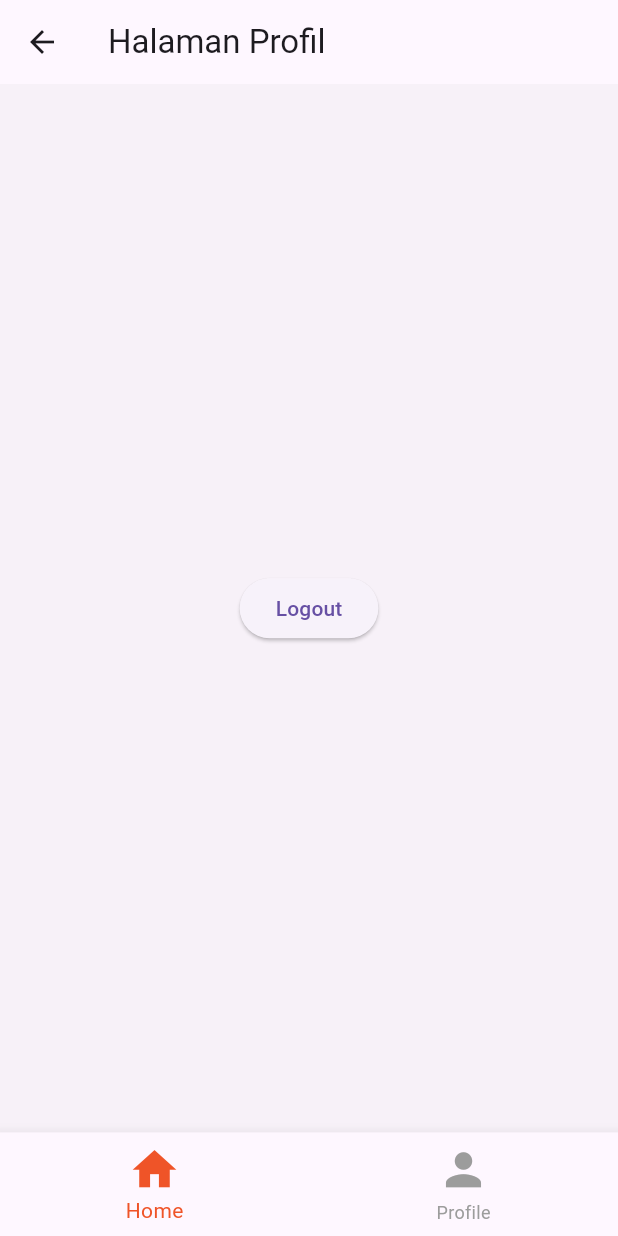
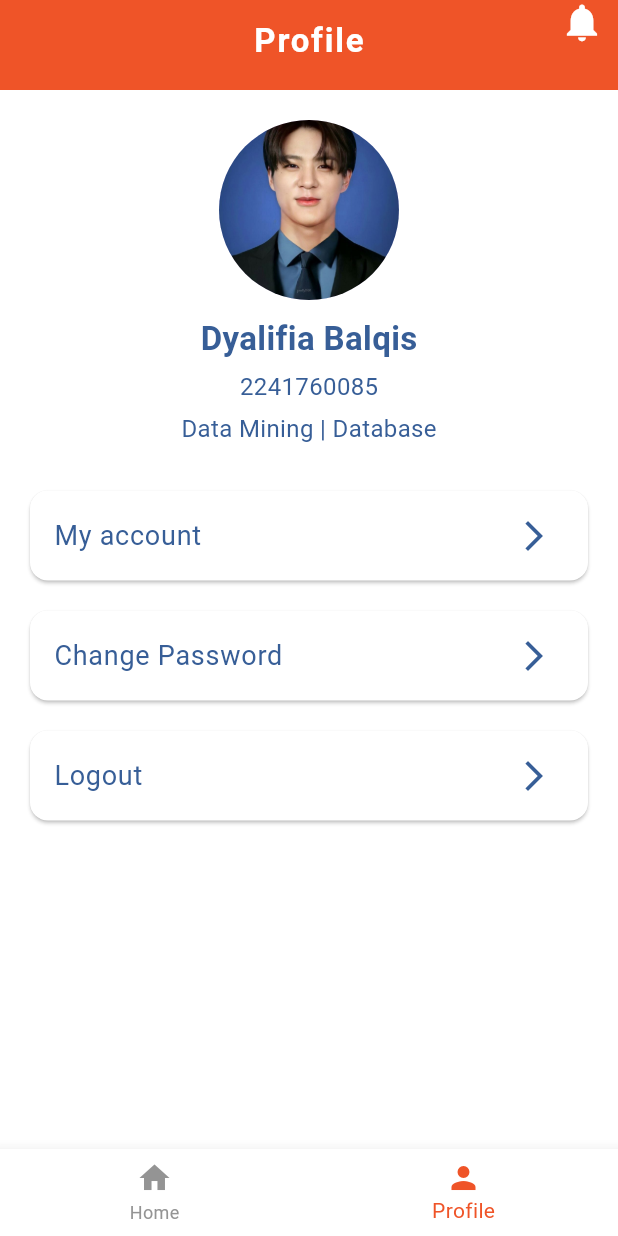
Before and after one commit to wisamahmad123/mobile_smarcerti_collab, a Flutter app: the HomeDosen screen opened directly, item 2 of the bottom bar chosen, on a phone screen of 412 x 824 dp. Run offline on Flutter 3.47's test engine with Material 3 defaults, Android fonts, the phone set to English and light mode, and no system bars; Roboto replaces fonts that are missing (Poppins).

Commit message:
Profie Dosen

```diff
--- a/lib/main.dart
+++ b/lib/main.dart
@@ -1,7 +1,7 @@
 // main.dart
 import 'package:flutter/material.dart';
 import 'package:mobile_smarcerti/pages/LoadingScreen.dart';
-import 'pages/login_page.dart'; // Import halaman LoginPage
+import 'pages/login_page.dart';
 
 void main() {
   runApp(const MyApp());
--- /dev/null
+++ b/lib/pages/profile_dosen.dart
@@ -0,0 +1,17 @@
+import 'package:flutter/material.dart';
+import '../widgets/app_bar_profile.dart';       // Custom AppBar
+import '../widgets/dosen_bottom_navbar.dart'; // BottomNavigationBar untuk dosen
+import '../widgets/body_profile_dosen.dart';
+
+class ProfileDosen extends StatelessWidget {
+  const ProfileDosen({super.key});
+
+  @override
+  Widget build(BuildContext context) {
+    return const Scaffold(
+      appBar: AppBarProfile(title: 'Profile'), // AppBar yang dipisahkan
+      body: BodyProfileDosen(),               // Body yang dipisahkan
+      bottomNavigationBar: DosenBottomNavbar(currentIndex: 1), // BottomNav yang dipisahkan
+    );
+  }
+}
--- /dev/null
+++ b/lib/widgets/app_bar_profile.dart
@@ -0,0 +1,42 @@
+import 'package:flutter/material.dart';
+
+class AppBarProfile extends StatelessWidget implements PreferredSizeWidget {
+  final String title;
+
+  const AppBarProfile({Key? key, required this.title}) : super(key: key);
+
+  @override
+  Widget build(BuildContext context) {
+    return AppBar(
+      backgroundColor: const Color.fromARGB(255, 239, 84, 40),
+      automaticallyImplyLeading: false, // Disable back button
+      title: Padding(
+        padding: const EdgeInsets.only(bottom: 1), // Adjust padding to lower the text
+        child: Text(
+          title,
+          style: const TextStyle(
+            color: Colors.white,          // White text color
+            fontSize: 22,                 // Font size (unchanged)
+            fontWeight: FontWeight.bold,  // Font weight
+            fontFamily: 'Poppins',        // Custom font family (if available)
+            letterSpacing: 1.2,           // Optional: Adjust letter spacing
+          ),
+        ),
+      ),
+      centerTitle: true, // Center the title
+      actions: [
+        IconButton(
+          padding: EdgeInsets.only(bottom: 100),
+          icon: const Icon(Icons.notifications, color: Colors.white),
+          iconSize: 30,
+          onPressed: () {
+            // Handle notification icon press
+          },
+        ),
+      ],
+    );
+  }
+
+  @override
+  Size get preferredSize => const Size.fromHeight(60); // Reduced height of the AppBar
+}
--- /dev/null
+++ b/lib/widgets/body_profile_dosen.dart
@@ -0,0 +1,142 @@
+import 'package:flutter/material.dart';
+import '../pages/LogoutDialog.dart';
+import '../pages/my_account_dosen.dart';
+import '../widgets/dosen_bottom_navbar.dart';
+import '../widgets/app_bar_profile.dart';
+
+class BodyProfileDosen extends StatelessWidget {
+  const BodyProfileDosen({super.key});
+
+  @override
+  Widget build(BuildContext context) {
+    return Scaffold(
+      backgroundColor: Colors.white,
+      body: Column(
+        children: [
+          const SizedBox(height: 20),
+          Center(
+            child: CircleAvatar(
+              radius: 60,
+              backgroundImage: AssetImage('assets/images/profile-dosen.jpg'),
+            ),
+          ),
+          const SizedBox(height: 10),
+          const Text(
+            'Dyalifia Balqis',
+            style: TextStyle(
+              fontSize: 22,
+              fontWeight: FontWeight.bold,
+              color: Color.fromARGB(255, 55, 94, 151),
+            ),
+          ),
+          const SizedBox(height: 5),
+          const Text(
+            '2241760085',
+            style: TextStyle(
+              fontSize: 16,
+              color: Color.fromARGB(255, 55, 94, 151),
+            ),
+          ),
+          const SizedBox(height: 5),
+          const Text(
+            'Data Mining | Database',
+            style: TextStyle(
+              fontSize: 16,
+              color: Color.fromARGB(255, 55, 94, 151),
+            ),
+          ),
+          const SizedBox(height: 20),
+          Card(
+            color: Colors.white,
+            margin: const EdgeInsets.symmetric(horizontal: 20, vertical: 10),
+            child: Container(
+              height: 60,
+              child: Center(
+                child: ListTile(
+                  title: const Text(
+                    'My account',
+                    style: TextStyle(
+                      fontFamily: 'Poppins',
+                      fontSize: 18,
+                      color: Color.fromARGB(255, 55, 94, 151),
+                    ),
+                  ),
+                  trailing: const Icon(
+                    Icons.arrow_forward_ios,
+                    color: Color.fromARGB(255, 55, 94, 151),
+                  ),
+                  onTap: () {
+                    Navigator.push(
+                      context,
+                      MaterialPageRoute(
+                        builder: (context) => const MyAccountDosen(),
+                      ), // Navigate to MyAccountDosen
+                    );
+                  },
+                ),
+              ),
+            ),
+          ),
+           Card(
+            color: Colors.white,
+            margin: const EdgeInsets.symmetric(horizontal: 20, vertical: 10),
+            child: Container(
+              height: 60,
+              child: Center(
+                child: ListTile(
+                  title: const Text(
+                    'Change Password',
+                    style: TextStyle(
+                      fontFamily: 'Poppins',
+                      fontSize: 18,
+                      color: Color.fromARGB(255, 55, 94, 151),
+                    ),
+                  ),
+                  trailing: const Icon(
+                    Icons.arrow_forward_ios,
+                    color: Color.fromARGB(255, 55, 94, 151),
+                  ),
+                  onTap: () {
+                    Navigator.push(
+                      context,
+                      MaterialPageRoute(
+                        builder: (context) => const MyAccountDosen(),
+                      ), // Navigate to MyAccountDosen
+                    );
+                  },
+                ),
+              ),
+            ),
+          ),
+          Card(
+            color: Colors.white,
+            margin: const EdgeInsets.symmetric(horizontal: 20, vertical: 10),
+            child: Container(
+              height: 60,
+              child: Center(
+                child: ListTile(
+                  title: const Text(
+                    'Logout',
+                    style: TextStyle(
+                      fontFamily: 'Poppins',
+                      fontSize: 18,
+                      color: Color.fromARGB(255, 55, 94, 151),
+                    ),
+                  ),
+                  trailing: const Icon(
+                    Icons.arrow_forward_ios,
+                    color: Color.fromARGB(255, 55, 94, 151),
+                  ),
+                  onTap: () {
+                    // Action for "Logout"
+                    LogoutDialog.showLogoutDialog(context);
+                  },
+                ),
+              ),
+            ),
+          ),
+        ],
+      ),
+    );
+  }
+}
--- /dev/null
+++ b/lib/widgets/dosen_bottom_navbar.dart
@@ -0,0 +1,41 @@
+import 'package:flutter/material.dart';
+import '../pages/home_dosen.dart';
+import '../pages/profile_dosen.dart'; // Pastikan import ini ada
+import '../widgets/dosen_bottom_navbar.dart';
+
+class DosenBottomNavbar extends StatelessWidget {
+  final int currentIndex;
+
+  const DosenBottomNavbar({super.key, required this.currentIndex});
+
+  @override
+  Widget build(BuildContext context) {
+    return BottomNavigationBar(
+      items: const [
+        BottomNavigationBarItem(icon: Icon(Icons.home), label: 'Home'),
+        BottomNavigationBarItem(icon: Icon(Icons.person), label: 'Profile'),
+      ],
+      backgroundColor: Colors.white,
+      selectedItemColor: const Color.fromARGB(255, 239, 84, 40),
+      unselectedItemColor: const Color(0xFF949494),
+      currentIndex: currentIndex,
+      type: BottomNavigationBarType.fixed,
+      onTap: (index) {
+        if (index == 0) {
+          // Jika "Profile" yang dipilih
+          Navigator.push(
+            context,
+            MaterialPageRoute(builder: (context) => const HomeDosen()),
+          );
+        }
+        if (index == 1) {
+          // Jika "Profile" yang dipilih
+          Navigator.push(
+            context,
+            MaterialPageRoute(builder: (context) => const ProfileDosen()),
+          );
+        }
+      },
+    );
+  }
+}
--- a/pubspec.yaml
+++ b/pubspec.yaml
@@ -94,6 +94,7 @@ flutter:
     - assets/images/skills.png
     - assets/images/static.png
     - assets/images/logo.png
+    - assets/images/profile-dosen.jpg
 # Add custom fonts configuration
   fonts:
     - family: RacingSansOne
```
Also changed, not shown: lib/pages/LogoutDialog.dart (added, +110 -0 lines), lib/pages/home_dosen.dart (+4 -4 lines), lib/pages/my_account_dosen.dart (added, +17 -0 lines), lib/widgets/app_bar_custom.dart (added, +44 -0 lines), lib/widgets/body_my_account_dosen.dart (added, +123 -0 lines), assets/images/profile-dosen.jpg (added).
